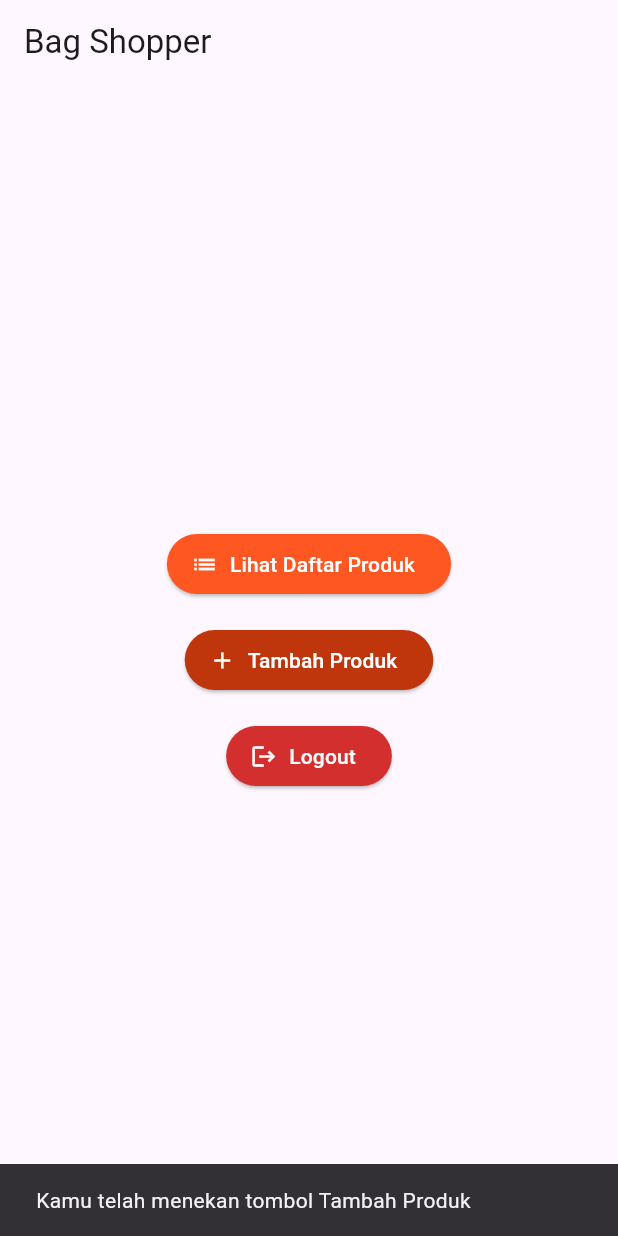
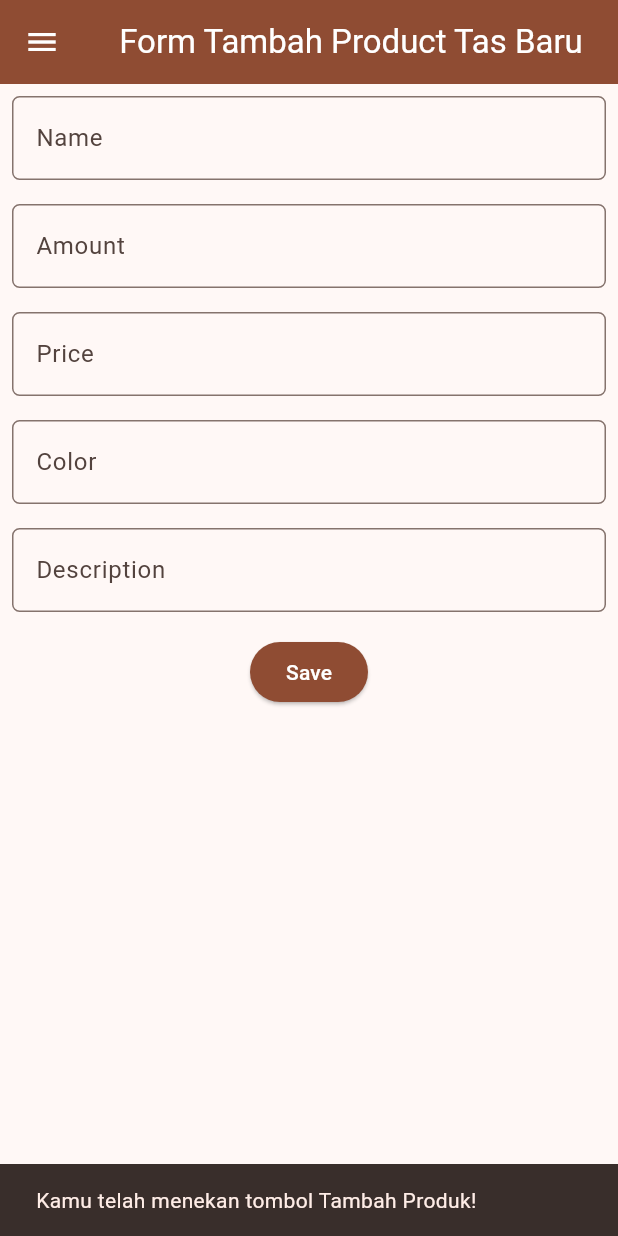
Before and after one commit to bberliana/e-commerce-mobile, a Flutter app: the screen it shows after launch, after a tap on "Tambah Produk", on a phone screen of 412 x 824 dp. Run offline on Flutter 3.47's test engine with Material 3 defaults, Android fonts, the phone set to English and light mode, and no system bars.

Commit message:
finish tugas 8

```diff
--- a/lib/main.dart
+++ b/lib/main.dart
@@ -1,5 +1,5 @@
 import 'package:flutter/material.dart';
-import 'package:e_commerce/menu.dart';
+import 'package:e_commerce/screens/menu.dart';
 
 void main() {
   runApp(const MyApp());
@@ -29,7 +29,7 @@ class MyApp extends StatelessWidget {
         //
         // This works for code too, not just values: Most code changes can be
         // tested with just a hot reload.
-        colorScheme: ColorScheme.fromSeed(seedColor: Colors.deepPurple),
+        colorScheme: ColorScheme.fromSeed(seedColor: const Color(0xFFFE9D79)),
         useMaterial3: true,
       ),
       home: MyHomePage(),
--- a/lib/menu.dart
+++ /dev/null
@@ -1,68 +0,0 @@
-import 'package:flutter/material.dart';
-
-class MyHomePage extends StatelessWidget {
-  MyHomePage({super.key});
-
-  @override
-  Widget build(BuildContext context) {
-    return Scaffold(
-      appBar: AppBar(
-        title: Text("Bag Shopper"),
-      ),
-      body: Center(
-        child: Column(
-          mainAxisAlignment: MainAxisAlignment.center,
-          children: [
-            ElevatedButton.icon(
-              onPressed: () {
-                ScaffoldMessenger.of(context).showSnackBar(
-                  SnackBar(
-                    content: Text("Kamu telah menekan tombol Lihat Daftar Produk"),
-                  ),
-                );
-              },
-              icon: Icon(Icons.list),
-              label: Text("Lihat Daftar Produk"),
-              style: ElevatedButton.styleFrom(
-                backgroundColor: Colors.deepOrange,
-                foregroundColor: Colors.white,
-              ),
-            ),
-            SizedBox(height: 16),
-            ElevatedButton.icon(
-              onPressed: () {
-                ScaffoldMessenger.of(context).showSnackBar(
-                  SnackBar(
-                    content: Text("Kamu telah menekan tombol Tambah Produk"),
-                  ),
-                );
-              },
-              icon: Icon(Icons.add),
-              label: Text("Tambah Produk"),
-              style: ElevatedButton.styleFrom(
-                backgroundColor: Colors.deepOrange[900],
-                foregroundColor: Colors.white,
-              ),
-            ),
-            SizedBox(height: 16),
-            ElevatedButton.icon(
-              onPressed: () {
-                ScaffoldMessenger.of(context).showSnackBar(
-                  SnackBar(
-                    content: Text("Kamu telah menekan tombol Logout"),
-                  ),
-                );
-              },
-              icon: Icon(Icons.logout),
-              label: Text("Logout"),
-              style: ElevatedButton.styleFrom(
-                backgroundColor: Colors.red[700],
-                foregroundColor: Colors.white,
-              ),
-            ),
-          ],
-        ),
-      ),
-    );
-  }
-}
--- /dev/null
+++ b/lib/screens/menu.dart
@@ -0,0 +1,131 @@
+import 'package:flutter/material.dart';
+import 'package:e_commerce/widgets/left_drawer.dart';
+import 'package:e_commerce/widgets/product_card.dart';
+
+class MyHomePage extends StatelessWidget {
+  final String npm = '2306165875'; // NPM
+    final String name = 'Rania Berliana'; // Nama
+    final String className = 'PBP B'; // Kelas
+
+  final List<ItemHomepage> items = [
+         ItemHomepage("Lihat Daftar Produk", Icons.shopping_bag),
+         ItemHomepage("Tambah Produk", Icons.add),
+         ItemHomepage("Logout", Icons.logout),
+  ];
+
+  MyHomePage({super.key});
+
+  @override
+  Widget build(BuildContext context) {
+    return Scaffold(
+      // AppBar adalah bagian atas halaman yang menampilkan judul.
+      appBar: AppBar(
+        // Judul aplikasi
+        title: const Text(
+          'Bag Shopper',
+          style: TextStyle(
+            color: Colors.white,
+            fontWeight: FontWeight.bold,
+          ),
+        ),
+        // Warna latar belakang AppBar diambil dari skema warna tema aplikasi.
+        backgroundColor: Theme.of(context).colorScheme.primary,
+        iconTheme: const IconThemeData(color: Colors.white),
+      ),
+      // Masukkan drawer sebagai parameter nilai drawer dari widget Scaffold
+      drawer: const LeftDrawer(),
+      // Body halaman dengan padding di sekelilingnya.
+      body: Padding(
+        padding: const EdgeInsets.all(16.0),
+        // Menyusun widget secara vertikal dalam sebuah kolom.
+        child: Column(
+          crossAxisAlignment: CrossAxisAlignment.center,
+          children: [
+            // Row untuk menampilkan 3 InfoCard secara horizontal.
+            Row(
+              mainAxisAlignment: MainAxisAlignment.spaceEvenly,
+              children: [
+                InfoCard(title: 'NPM', content: npm),
+                InfoCard(title: 'Name', content: name),
+                InfoCard(title: 'Class', content: className),
+              ],
+            ),
+
+            // Memberikan jarak vertikal 16 unit.
+            const SizedBox(height: 16.0),
+
+            // Menempatkan widget berikutnya di tengah halaman.
+            Center(
+              child: Column(
+                // Menyusun teks dan grid item secara vertikal.
+
+                children: [
+                  // Menampilkan teks sambutan dengan gaya tebal dan ukuran 18.
+                  const Padding(
+                    padding: EdgeInsets.only(top: 16.0),
+                    child: Text(
+                      'Welcome to Bag Shopper',
+                      style: TextStyle(
+                        fontWeight: FontWeight.bold,
+                        fontSize: 18.0,
+                      ),
+                    ),
+                  ),
+
+                  // Grid untuk menampilkan ItemCard dalam bentuk grid 3 kolom.
+                  GridView.count(
+                    primary: true,
+                    padding: const EdgeInsets.all(20),
+                    crossAxisSpacing: 10,
+                    mainAxisSpacing: 10,
+                    crossAxisCount: 3,
+                    // Agar grid menyesuaikan tinggi kontennya.
+                    shrinkWrap: true,
+
+                    // Menampilkan ItemCard untuk setiap item dalam list items.
+                    children: items.map((ItemHomepage item) {
+                      return ItemCard(item);
+                    }).toList(),
+                  ),
+                ],
+              ),
+            ),
+          ],
+        ),
+      ),
+    );
+  }
+}
+
+class InfoCard extends StatelessWidget {
+  // Kartu informasi yang menampilkan title dan content.
+
+  final String title;  // Judul kartu.
+  final String content;  // Isi kartu.
+
+  const InfoCard({super.key, required this.title, required this.content});
+
+  @override
+  Widget build(BuildContext context) {
+    return Card(
+      // Membuat kotak kartu dengan bayangan dibawahnya.
+      elevation: 2.0,
+      child: Container(
+        // Mengatur ukuran dan jarak di dalam kartu.
+        width: MediaQuery.of(context).size.width / 3.5, // menyesuaikan dengan lebar device yang digunakan.
+        padding: const EdgeInsets.all(16.0),
+        // Menyusun title dan content secara vertikal.
+        child: Column(
+          children: [
+            Text(
+              title,
+              style: const TextStyle(fontWeight: FontWeight.bold),
+            ),
+            const SizedBox(height: 8.0),
+            Text(content),
+          ],
+        ),
+      ),
+    );
+  }
+}
--- /dev/null
+++ b/lib/screens/productentry_form.dart
@@ -0,0 +1,215 @@
+import 'package:flutter/material.dart';
+import 'package:e_commerce/widgets/left_drawer.dart';
+
+class ProductEntryFormPage extends StatefulWidget {
+  const ProductEntryFormPage({super.key});
+
+  @override
+  State<ProductEntryFormPage> createState() => _ProductEntryFormPageState();
+}
+
+class _ProductEntryFormPageState extends State<ProductEntryFormPage> {
+  final _formKey = GlobalKey<FormState>();
+
+  String _name = "";
+  int _amount = 0;
+	int _price = 0;
+  String _color = "";
+	String _description = "";
+
+  @override
+  Widget build(BuildContext context) {
+    return Scaffold(
+      appBar: AppBar(
+        title: const Center(
+          child: Text(
+            'Form Tambah Product Tas Baru',
+          ),
+        ),
+        backgroundColor: Theme.of(context).colorScheme.primary,
+        foregroundColor: Colors.white,
+      ),
+      drawer: LeftDrawer(),
+      body: Form(
+        key: _formKey,
+        child: SingleChildScrollView(
+          child: Column(
+            crossAxisAlignment: CrossAxisAlignment.start,
+            children: [
+              Padding(
+                padding: const EdgeInsets.all(8.0),
+                child: TextFormField(
+                  decoration: InputDecoration(
+                    hintText: "Name",
+                    labelText: "Name",
+                    border: OutlineInputBorder(
+                      borderRadius: BorderRadius.circular(5.0),
+                    ),
+                  ),
+                  onChanged: (String? value) {
+                    setState(() {
+                      _name = value!;
+                    });
+                  },
+                  validator: (String? value) {
+                    if (value == null || value.isEmpty) {
+                      return "Name tidak boleh kosong!";
+                    }
+                    return null;
+                  },
+                ),
+              ),
+              Padding(
+                padding: const EdgeInsets.all(8.0),
+                child: TextFormField(
+                  decoration: InputDecoration(
+                    hintText: "Amount",
+                    labelText: "Amount",
+                    border: OutlineInputBorder(
+                      borderRadius: BorderRadius.circular(5.0),
+                    ),
+                  ),
+                  onChanged: (String? value) {
+                    setState(() {
+                      _amount = int.tryParse(value!) ?? 0;
+                    });
+                  },
+                  validator: (String? value) {
+                    if (value == null || value.isEmpty) {
+                      return "Amount tidak boleh kosong!";
+                    }
+                    if (int.tryParse(value) == null) {
+                      return "Amount harus berupa angka!";
+                    }
+                    return null;
+                  },
+                ),
+              ),
+              Padding(
+                padding: const EdgeInsets.all(8.0),
+                child: TextFormField(
+                  decoration: InputDecoration(
+                    hintText: "Price",
+                    labelText: "Price",
+                    border: OutlineInputBorder(
+                      borderRadius: BorderRadius.circular(5.0),
+                    ),
+                  ),
+                  onChanged: (String? value) {
+                    setState(() {
+                      _price = int.tryParse(value!) ?? 0;
+                    });
+                  },
+                  validator: (String? value) {
+                    if (value == null || value.isEmpty) {
+                      return "Price tidak boleh kosong!";
+                    }
+                    if (int.tryParse(value) == null) {
+                      return "Price harus berupa angka!";
+                    }
+                    return null;
+                  },
+                ),
+              ),
+              Padding(
+              padding: const EdgeInsets.all(8.0),
+              child: TextFormField(
+                decoration: InputDecoration(
+                  hintText: "Color",
+                  labelText: "Color",
+                  border: OutlineInputBorder(
+                    borderRadius: BorderRadius.circular(5.0),
+                  ),
+                ),
+                onChanged: (String? value) {
+                  setState(() {
+                    _color = value!;
+                  });
+                },
+                validator: (String? value) {
+                  if (value == null || value.isEmpty) {
+                    return "Color tidak boleh kosong!";
+                  }
+                  return null;
+                },
+              ),
+            ),
+              Padding(
+              padding: const EdgeInsets.all(8.0),
+              child: TextFormField(
+                decoration: InputDecoration(
+                  hintText: "Description",
+                  labelText: "Description",
+                  border: OutlineInputBorder(
+                    borderRadius: BorderRadius.circular(5.0),
+                  ),
+                ),
+                onChanged: (String? value) {
+                  setState(() {
+                    _description = value!;
+                  });
+                },
+                validator: (String? value) {
+                  if (value == null || value.isEmpty) {
+                    return "Description tidak boleh kosong!";
+                  }
+                  return null;
+                },
+              ),
+            ),
+            Align(
+              alignment: Alignment.bottomCenter,
+              child: Padding(
+                padding: const EdgeInsets.all(8.0),
+                child: ElevatedButton(
+                  style: ButtonStyle(
+                    backgroundColor: MaterialStateProperty.all(
+                        Theme.of(context).colorScheme.primary),
+                  ),
+                  onPressed: () {
+                    if (_formKey.currentState!.validate()) {
+                      showDialog(
+                        context: context,
+                        builder: (context) {
+                          return AlertDialog(
+                            title: const Text('Product berhasil tersimpan'),
+                            content: SingleChildScrollView(
+                              child: Column(
+                                crossAxisAlignment: CrossAxisAlignment.start,
+                                children: [
+                                  Text('Name: $_name'),
+                                  Text('Amount: $_amount'),
+                                  Text('Price: $_price'),
+                                  Text('Color: $_color'),
+                                  Text('Description: $_description'),
+                                ],
+                              ),
+                            ),
+                            actions: [
+                              TextButton(
+                                child: const Text('OK'),
+                                onPressed: () {
+                                  Navigator.pop(context);
+                                  _formKey.currentState!.reset();
+                                },
+                              ),
+                            ],
+                          );
+                        },
+                      );
+                    }
+                  },
+                  child: const Text(
+                    "Save",
+                    style: TextStyle(color: Colors.white),
+                  ),
+                ),
+              ),
+            ),
+            ],
+          ),
+        ),
+      ),
+    );
+  }
+}
--- /dev/null
+++ b/lib/widgets/left_drawer.dart
@@ -0,0 +1,68 @@
+import 'package:flutter/material.dart';
+import 'package:e_commerce/screens/menu.dart';
+import 'package:e_commerce/screens/productentry_form.dart';
+
+class LeftDrawer extends StatelessWidget {
+  const LeftDrawer({super.key});
+
+  @override
+  Widget build(BuildContext context) {
+    return Drawer(
+      child: ListView(
+        children: [
+          DrawerHeader(
+            decoration: BoxDecoration(
+              color: Theme.of(context).colorScheme.primary,
+            ),
+            child: const Column(
+              children: [
+                Text(
+                  'Bag Shopper',
+                  textAlign: TextAlign.center,
+                  style: TextStyle(
+                    fontSize: 24,
+                    fontWeight: FontWeight.bold,
+                    color: Colors.white,
+                  ),
+                ),
+                Padding(padding: EdgeInsets.all(8)),
+                Text(
+                  "Tambahkan produk-produk tas kesukaanmu!",
+                  textAlign: TextAlign.center,
+                  style: TextStyle(
+                    fontSize: 15.0,
+                    color: Colors.white,
+                    fontWeight: FontWeight.normal,
+                  ),
+                ),
+              ],
+            ),
+          ),
+            ListTile(
+              leading: const Icon(Icons.home_outlined),
+              title: const Text('Halaman Utama'),
+              // Bagian redirection ke MyHomePage
+              onTap: () {
+                Navigator.pushReplacement(
+                    context,
+                    MaterialPageRoute(
+                      builder: (context) => MyHomePage(),
+                    ));
+              },
+            ),
+            ListTile(
+              leading: const Icon(Icons.shopping_bag),
+              title: const Text('Tambah Tas'),
+              // Bagian redirection ke ProductEntryFormPage
+              onTap: () {
+                Navigator.push(
+                  context,
+                  MaterialPageRoute(builder: (context) => ProductEntryFormPage()),
+                );
+              },
+            ),
+        ],
+      ),
+    );
+  }
+}
--- /dev/null
+++ b/lib/widgets/product_card.dart
@@ -0,0 +1,73 @@
+import 'package:e_commerce/screens/productentry_form.dart';
+import 'package:flutter/material.dart';
+
+class ItemHomepage {
+    final String name;
+    final IconData icon;
+
+    ItemHomepage(this.name, this.icon);
+}
+
+class ItemCard extends StatelessWidget {
+final ItemHomepage item;
+
+const ItemCard(this.item, {super.key});
+
+@override
+  Widget build(BuildContext context) {
+    // Menentukan warna berdasarkan nama item.
+    Color backgroundColor;
+    if (item.name == "Lihat Daftar Produk") {
+      backgroundColor = Colors.deepOrange;
+    } else if (item.name == "Tambah Produk") {
+      backgroundColor = Colors.deepOrange[900] ?? Colors.deepOrange;
+    } else if (item.name == "Logout") {
+      backgroundColor = Colors.red[700]!;
+    } else {
+      backgroundColor = Theme.of(context).colorScheme.secondary;
+    }
+
+    return Material(
+      color: backgroundColor, // Menggunakan warna yang ditentukan
+      borderRadius: BorderRadius.circular(12),
+      child: InkWell(
+        onTap: () {
+            // Memunculkan SnackBar ketika diklik
+            ScaffoldMessenger.of(context)
+              ..hideCurrentSnackBar()
+              ..showSnackBar(SnackBar(
+                  content: Text("Kamu telah menekan tombol ${item.name}!")));
+
+            // Navigate ke route yang sesuai (tergantung jenis tombol)
+            if (item.name == "Tambah Produk") {
+              Navigator.push(
+                context,
+                MaterialPageRoute(builder: (context) => ProductEntryFormPage()),
+              );
+            }
+        },
+        child: Container(
+          padding: const EdgeInsets.all(8),
+          child: Center(
+            child: Column(
+              mainAxisAlignment: MainAxisAlignment.center,
+              children: [
+                Icon(
+                  item.icon,
+                  color: Colors.white,
+                  size: 30.0,
+                ),
+                const Padding(padding: EdgeInsets.all(3)),
+                Text(
+                  item.name,
+                  textAlign: TextAlign.center,
+                  style: const TextStyle(color: Colors.white),
+                ),
+              ],
+            ),
+          ),
+        ),
+      ),
+    );
+  }
+}
```
